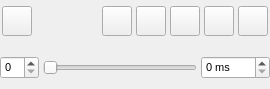
Qt form trunk/src/gui/trajectory.ui (trisyoungs/aten) before a commit.
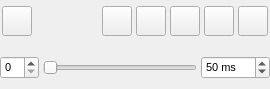
The same form after that commit. Icons and pictures are not drawn.

Commit message: Fixed - Delay value in Trajectory widget was ignored. Added GuiQt::setInteractivity() function to allow interactivity to be turned on/off, leaving only ability to be changing camera view. Increased maximum number of disorder cycles to 10000. Fixed - Rendering of vibration frames was broken. Vibrations window updated and partially improved. Fixed - Matrix transformation of systems appeared to be broken for several reasons.

What changed in the file:
```diff
--- a/trunk/src/gui/trajectory.ui
+++ b/trunk/src/gui/trajectory.ui
@@ -297,6 +297,9 @@
            <property name="maximum">
             <number>1000</number>
            </property>
+           <property name="value">
+            <number>50</number>
+           </property>
           </widget>
          </item>
         </layout>
```
Left out of the diff: 1 changed line with no effect on the pictures. The commit also changes 12 other files.
